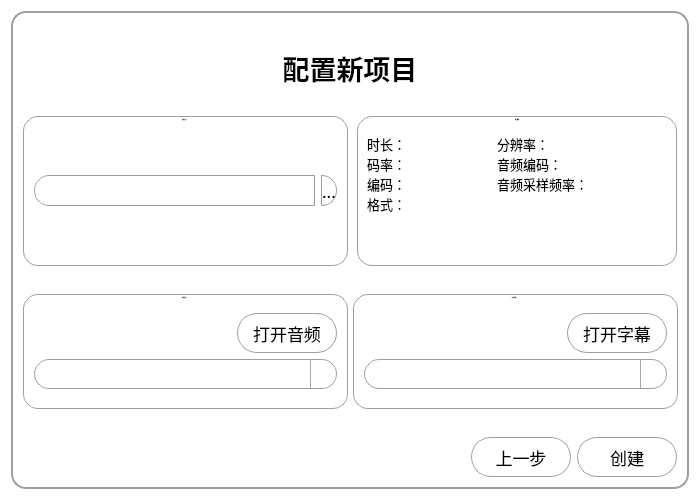
The window that src/NewProjectWizard/secondpage.ui (yurui105/learnEnglishWithFilms) describes before a commit, drawn with Qt 5.
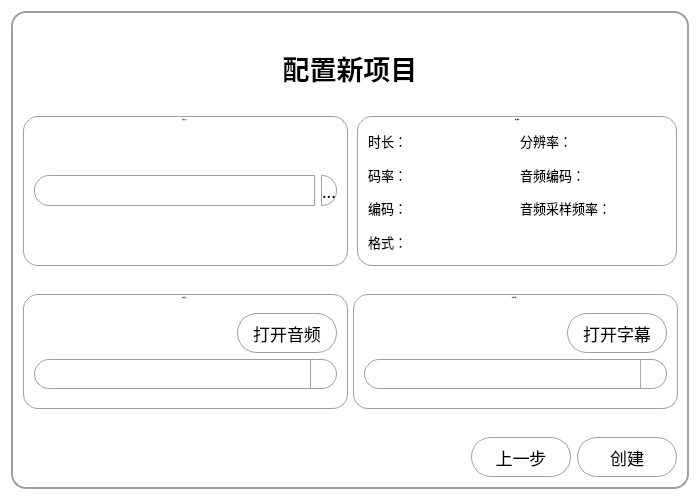
The same window after the commit. Icons and pictures are not drawn.

What changed in the file:
```diff
--- a/src/NewProjectWizard/secondpage.ui
+++ b/src/NewProjectWizard/secondpage.ui
@@ -212,7 +212,6 @@
              <font>
               <family>楷体</family>
               <pointsize>-1</pointsize>
-              <weight>50</weight>
               <italic>false</italic>
               <bold>false</bold>
              </font>
@@ -230,15 +229,15 @@
             <property name="alignment">
              <set>Qt::AlignCenter</set>
             </property>
+            <layout class="QHBoxLayout" name="horizontalLayout_15">
+             <item>
+              <layout class="QHBoxLayout" name="horizontalLayout_14">
+               <item>
+                <layout class="QVBoxLayout" name="verticalLayout_7">
+                 <item>
+                  <layout class="QHBoxLayout" name="horizontalLayout_7">
+                   <item>
             <widget class="QLabel" name="label">
-             <property name="geometry">
-              <rect>
-               <x>10</x>
-               <y>20</y>
-               <width>41</width>
-               <height>16</height>
-              </rect>
-             </property>
              <property name="font">
               <font>
                <family>楷体</family>
@@ -249,15 +248,24 @@
               <string>时长：</string>
              </property>
             </widget>
+                   </item>
+                   <item>
+                    <widget class="QLabel" name="time_lable">
+                     <property name="styleSheet">
+                      <string notr="true">
+    font: normal normal 14px &quot;楷体&quot;;</string>
+                     </property>
+                     <property name="text">
+                      <string/>
+                     </property>
+                    </widget>
+                   </item>
+                  </layout>
+                 </item>
+                 <item>
+                  <layout class="QHBoxLayout" name="horizontalLayout_8">
+                   <item>
             <widget class="QLabel" name="label_5">
-             <property name="geometry">
-              <rect>
-               <x>10</x>
-               <y>40</y>
-               <width>41</width>
-               <height>16</height>
-              </rect>
-             </property>
              <property name="font">
               <font>
                <family>楷体</family>
@@ -268,15 +276,24 @@
               <string>码率：</string>
              </property>
             </widget>
+                   </item>
+                   <item>
+                    <widget class="QLabel" name="bitrate_label">
+                     <property name="styleSheet">
+                      <string notr="true">
+    font: normal normal 14px &quot;楷体&quot;;</string>
+                     </property>
+                     <property name="text">
+                      <string/>
+                     </property>
+                    </widget>
+                   </item>
+                  </layout>
+                 </item>
+                 <item>
+                  <layout class="QHBoxLayout" name="horizontalLayout_9">
+                   <item>
             <widget class="QLabel" name="label_6">
-             <property name="geometry">
-              <rect>
-               <x>10</x>
-               <y>60</y>
-               <width>41</width>
-               <height>16</height>
-              </rect>
-             </property>
              <property name="font">
               <font>
                <family>楷体</family>
@@ -287,15 +304,24 @@
               <string>编码：</string>
              </property>
             </widget>
+                   </item>
+                   <item>
+                    <widget class="QLabel" name="encode_label">
+                     <property name="styleSheet">
+                      <string notr="true">
+    font: normal normal 14px &quot;楷体&quot;;</string>
+                     </property>
+                     <property name="text">
+                      <string/>
+                     </property>
+                    </widget>
+                   </item>
+                  </layout>
+                 </item>
+                 <item>
+                  <layout class="QHBoxLayout" name="horizontalLayout_10">
+                   <item>
             <widget class="QLabel" name="label_7">
-             <property name="geometry">
-              <rect>
-               <x>10</x>
-               <y>80</y>
-               <width>41</width>
-               <height>16</height>
-              </rect>
-             </property>
              <property name="font">
               <font>
                <family>楷体</family>
@@ -306,15 +332,28 @@
               <string>格式：</string>
              </property>
             </widget>
+                   </item>
+                   <item>
+                    <widget class="QLabel" name="format_label">
+                     <property name="styleSheet">
+                      <string notr="true">
+    font: normal normal 14px &quot;楷体&quot;;</string>
+                     </property>
+                     <property name="text">
+                      <string/>
+                     </property>
+                    </widget>
+                   </item>
+                  </layout>
+                 </item>
+                </layout>
+               </item>
+               <item>
+                <layout class="QVBoxLayout" name="verticalLayout_8">
+                 <item>
+                  <layout class="QHBoxLayout" name="horizontalLayout_11">
+                   <item>
             <widget class="QLabel" name="label_8">
-             <property name="geometry">
-              <rect>
-               <x>140</x>
-               <y>20</y>
-               <width>51</width>
-               <height>16</height>
-              </rect>
-             </property>
              <property name="font">
               <font>
                <family>楷体</family>
@@ -325,15 +364,24 @@
               <string>分辨率：</string>
              </property>
             </widget>
+                   </item>
+                   <item>
+                    <widget class="QLabel" name="resolution_label">
+                     <property name="styleSheet">
+                      <string notr="true">
+    font: normal normal 14px &quot;楷体&quot;;</string>
+                     </property>
+                     <property name="text">
+                      <string/>
+                     </property>
+                    </widget>
+                   </item>
+                  </layout>
+                 </item>
+                 <item>
+                  <layout class="QHBoxLayout" name="horizontalLayout_12">
+                   <item>
             <widget class="QLabel" name="label_9">
-             <property name="geometry">
-              <rect>
-               <x>140</x>
-               <y>40</y>
-               <width>71</width>
-               <height>16</height>
-              </rect>
-             </property>
              <property name="font">
               <font>
                <family>楷体</family>
@@ -344,15 +392,24 @@
               <string>音频编码：</string>
              </property>
             </widget>
+                   </item>
+                   <item>
+                    <widget class="QLabel" name="audioBitrate_label">
+                     <property name="styleSheet">
+                      <string notr="true">
+    font: normal normal 14px &quot;楷体&quot;;</string>
+                     </property>
+                     <property name="text">
+                      <string/>
+                     </property>
+                    </widget>
+                   </item>
+                  </layout>
+                 </item>
+                 <item>
+                  <layout class="QHBoxLayout" name="horizontalLayout_13">
+                   <item>
             <widget class="QLabel" name="label_10">
-             <property name="geometry">
-              <rect>
-               <x>140</x>
-               <y>60</y>
-               <width>101</width>
-               <height>16</height>
-              </rect>
-             </property>
              <property name="font">
               <font>
                <family>楷体</family>
@@ -363,6 +420,32 @@
               <string>音频采样频率：</string>
              </property>
             </widget>
+                   </item>
+                   <item>
+                    <widget class="QLabel" name="audioSampleRate_label">
+                     <property name="styleSheet">
+                      <string notr="true">
+    font: normal normal 14px &quot;楷体&quot;;</string>
+                     </property>
+                     <property name="text">
+                      <string/>
+                     </property>
+                    </widget>
+                   </item>
+                  </layout>
+                 </item>
+                 <item>
+                  <widget class="QLabel" name="label_15">
+                   <property name="text">
+                    <string/>
+                   </property>
+                  </widget>
+                 </item>
+                </layout>
+               </item>
+              </layout>
+             </item>
+            </layout>
            </widget>
           </item>
          </layout>
```
Left out of the diff: 4 changed lines with no effect on the pictures. Lines whose indentation alone changed are shown as unchanged.
